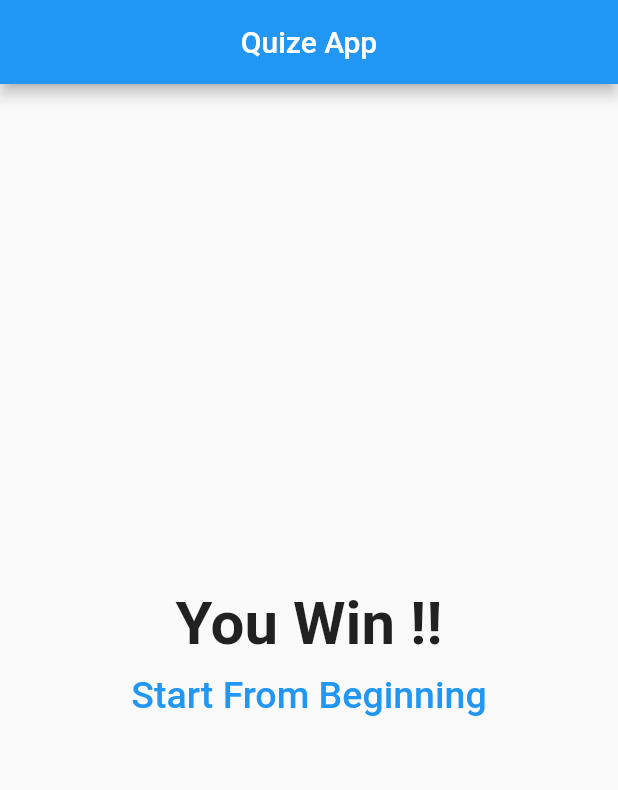
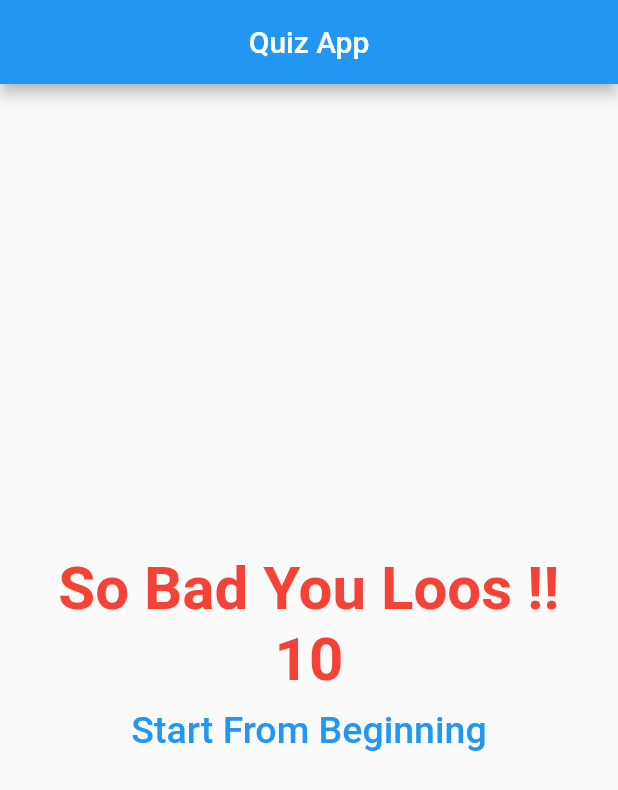
Before and after one commit to el5hatib/flutter_quiz_app, a Flutter app: the screen it shows after launch, after a tap on "Red", after a tap on "Tiger", after a tap on "Mostafa", on a phone screen of 412 x 824 dp. Shown: the top 790 px of the screen. Run offline on Flutter 3.47's test engine with Material 2 defaults, Android fonts, the phone set to English and light mode, and no system bars.

Commit message:
Calculating The score of the answers

```diff
--- a/lib/main.dart
+++ b/lib/main.dart
@@ -13,28 +13,47 @@ class MyApp extends StatefulWidget {
 
 class _MyAppState extends State<MyApp> {
   int _questionID = 0;
+  int _totalScor=0;
   final List<Map<String, Object>> _questions = [
     {
       'questionText': "What's your Favourite Color ? ",
-      'answersText': ["Red", "Green", "Blue", "Black"],
+      'answersText': [
+        {'title': "Red", 'score': 0},
+        {'title': "Green", 'score': 0},
+        {'title': "Blue", 'score': 0},
+        {'title': "Black", 'score': 10},
+      ],
     },
     {
       'questionText': "What's your Favourite Animal ? ",
-      'answersText': ["Lion", "Tiger", "Elephant", "Rabbit"],
+      'answersText': [
+        {'title': "Lion", 'score': 0},
+        {'title': "Tiger", 'score': 10},
+        {'title': "Elephant", 'score': 0},
+        {'title': "Rabbit", 'score': 0},
+      ],
     },
     {
       'questionText': "What's your Name ? ",
-      'answersText': ["Mohammed", "Ahmed", "Mostafa", "Hamada", "Saif"],
+      'answersText': [
+        {'title': "Mohammed", 'score': 0},
+        {'title': "Ahmed", 'score': 10},
+        {'title': "Mostafa", 'score': 0},
+        {'title': "Hamada", 'score': 0},
+        {'title': "Saif", 'score': 0},
+      ],
     }
   ];
-  void _startFromBeginning()
-  {
+
+  void _startFromBeginning() {
     setState(() {
       _questionID = 0;
+      _totalScor=0;
     });
+  }
 
-  }
-  void answerQuestion() {
+  void answerQuestion(int score) {
+    _totalScor+=score ;
     setState(() {
       _questionID++;
     });
@@ -43,16 +62,19 @@ class _MyAppState extends State<MyApp> {
   @override
   Widget build(BuildContext context) {
     return MaterialApp(
+      debugShowCheckedModeBanner: false,
       home: Scaffold(
         appBar: AppBar(
           title: const Center(
-            child: Text("Quize App"),
+            child: Text("Quiz App"),
           ),
         ),
         body: _questionID < _questions.length
-            ?  Quiz(_questions,_questionID,answerQuestion)
-            :  Result(startFromBeginning: _startFromBeginning,),
+            ? Quiz(_questions, _questionID, answerQuestion)
+            : Result(
+                startFromBeginning: _startFromBeginning, myScore: _totalScor,
               ),
-      );
+      ),
+    );
   }
 }
--- a/lib/quiz.dart
+++ b/lib/quiz.dart
@@ -2,22 +2,26 @@ import 'package:flutter/material.dart';
 import 'package:quizly/questions.dart';
 
 import 'answers.dart';
+
 class Quiz extends StatelessWidget {
-  final List<Map<String, Object>> questions ;
+  final List<Map<String, Object>> questions;
+
   final int questionID;
-  final Function answerQuestion;
-   const Quiz(this.questions, this.questionID, this.answerQuestion, {super.key});
+  final Function(int score) answerQuestion;
+
+  const Quiz(this.questions, this.questionID, this.answerQuestion, {super.key});
 
   @override
   Widget build(BuildContext context) {
     return Column(
       children: [
         Questions(
-         questions[questionID]['questionText'].toString(),
+          questions[questionID]['questionText'].toString(),
         ),
-        ...(questions[questionID]['answersText'] as List<String>)
+        ...(questions[questionID]['answersText'] as List<Map<String, Object>>)
             .map((answer) {
-          return Answers(answer, onAnswer: answerQuestion);
+          return Answers(answer['title'].toString(),
+              onAnswer: ()=>answerQuestion(int.parse(answer['score'].toString())));
         }).toList(),
       ],
     );
--- a/lib/result.dart
+++ b/lib/result.dart
@@ -2,18 +2,62 @@ import 'package:flutter/material.dart';
 
 class Result extends StatelessWidget {
   final Function() startFromBeginning;
+  final int myScore;
 
-  const Result({super.key, required this.startFromBeginning});
+  const Result(
+      {super.key, required this.startFromBeginning, required this.myScore});
 
   @override
   Widget build(BuildContext context) {
     return Center(
-      child: Column(
+      child: myScore >= 20
+          ? Column(
               mainAxisAlignment: MainAxisAlignment.center,
               children: [
                 const Text(
-            "You Win !!",
-            style: TextStyle(fontSize: 40, fontWeight: FontWeight.bold),
+                  "Great You Win !!",
+                  style: TextStyle(
+                      fontSize: 40,
+                      fontWeight: FontWeight.bold,
+                      color: Colors.lightGreen),
+                ),
+                Text(
+                  '$myScore',
+                  style: const TextStyle(
+                      fontSize: 40,
+                      fontWeight: FontWeight.bold,
+                      color: Colors.lightGreen),
+                ),
+                TextButton(
+                  onPressed: () => startFromBeginning(),
+                  child: const Text(
+                    "Start From Beginning",
+                    style: TextStyle(
+                      fontSize: 25,
+                      color: Colors.blue,
+                    ),
+                  ),
+                ),
+              ],
+            )
+          : Column(
+              mainAxisAlignment: MainAxisAlignment.center,
+              children: [
+                const Text(
+                  "So Bad You Loos !!",
+                  style: TextStyle(
+                    fontSize: 40,
+                    fontWeight: FontWeight.bold,
+                    color: Colors.red,
+                  ),
+                ),
+                Text(
+                  '$myScore',
+                  style: const TextStyle(
+                    fontSize: 40,
+                    fontWeight: FontWeight.bold,
+                    color: Colors.red,
+                  ),
                 ),
                 TextButton(
                   onPressed: () => startFromBeginning(),
```
Lines whose indentation alone changed are shown as unchanged.
